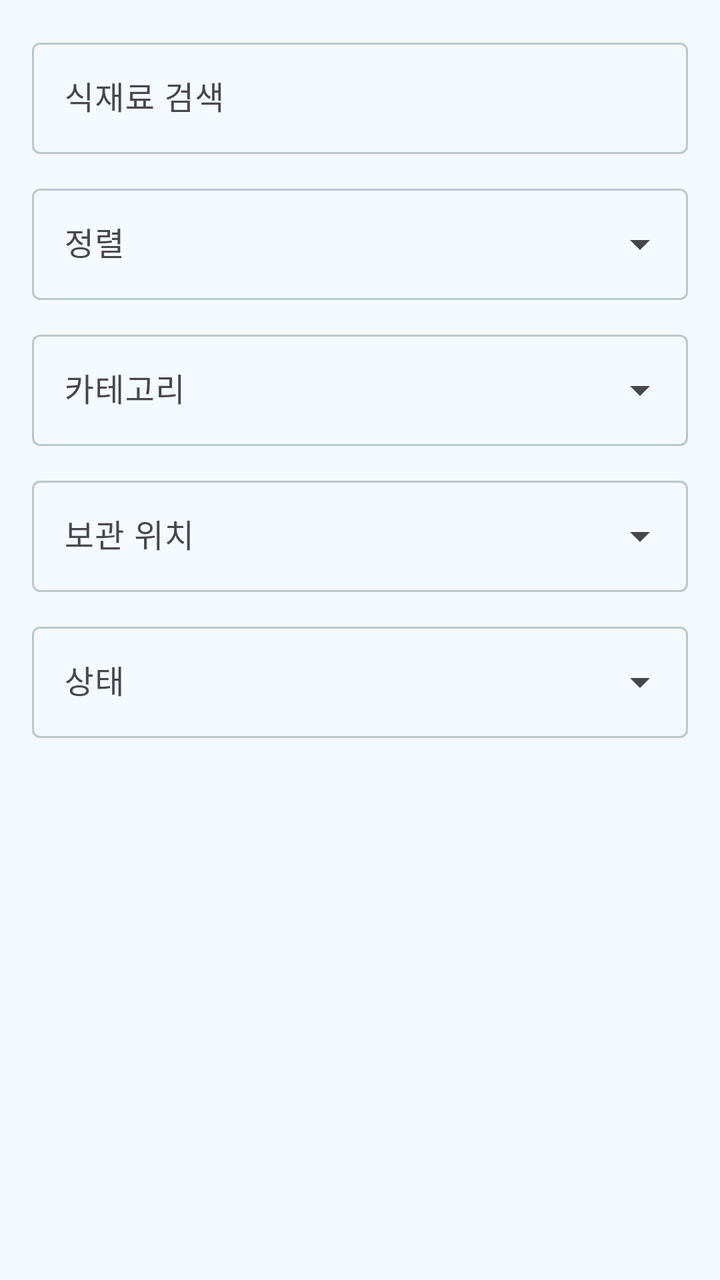
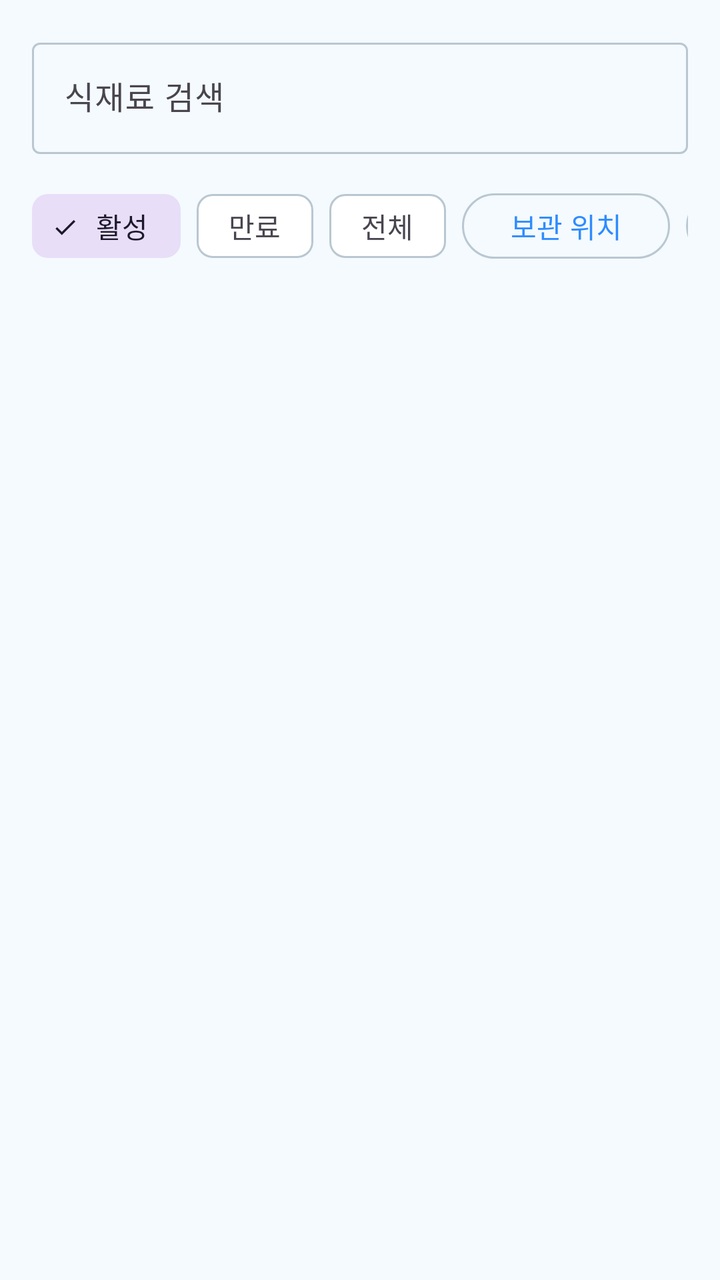

Two renders of the same Android screen: before a commit and after it. Below are the layout's source before the change and the commit's diff.
<!-- AndroidManifest.xml: application theme Theme.RefrigeratorReminder -->
<!-- res/layout/fragment_list.xml -->
<?xml version="1.0" encoding="utf-8"?>
<LinearLayout xmlns:android="http://schemas.android.com/apk/res/android"
    xmlns:app="http://schemas.android.com/apk/res-auto"
    android:layout_width="match_parent"
    android:layout_height="match_parent"
    android:background="@color/brand_background"
    android:orientation="vertical"
    android:padding="16dp">

    <com.google.android.material.textfield.TextInputLayout
        android:layout_width="match_parent"
        android:layout_height="wrap_content"
        android:hint="@string/label_search"
        app:placeholderText="@string/hint_search_items">

        <com.google.android.material.textfield.TextInputEditText
            android:id="@+id/edit_search"
            android:layout_width="match_parent"
            android:layout_height="wrap_content"
            android:imeOptions="actionDone"
            android:inputType="text" />
    </com.google.android.material.textfield.TextInputLayout>

    <com.google.android.material.textfield.TextInputLayout
        style="@style/Widget.Material3.TextInputLayout.OutlinedBox.ExposedDropdownMenu"
        android:layout_width="match_parent"
        android:layout_height="wrap_content"
        android:layout_marginTop="12dp"
        android:hint="@string/label_sort">

        <com.google.android.material.textfield.MaterialAutoCompleteTextView
            android:id="@+id/dropdown_sort"
            android:layout_width="match_parent"
            android:layout_height="wrap_content"
            android:inputType="none" />
    </com.google.android.material.textfield.TextInputLayout>

    <com.google.android.material.textfield.TextInputLayout
        style="@style/Widget.Material3.TextInputLayout.OutlinedBox.ExposedDropdownMenu"
        android:layout_width="match_parent"
        android:layout_height="wrap_content"
        android:layout_marginTop="12dp"
        android:hint="@string/label_category">

        <com.google.android.material.textfield.MaterialAutoCompleteTextView
            android:id="@+id/dropdown_category"
            android:layout_width="match_parent"
            android:layout_height="wrap_content"
            android:inputType="none" />
    </com.google.android.material.textfield.TextInputLayout>

    <com.google.android.material.textfield.TextInputLayout
        style="@style/Widget.Material3.TextInputLayout.OutlinedBox.ExposedDropdownMenu"
        android:layout_width="match_parent"
        android:layout_height="wrap_content"
        android:layout_marginTop="12dp"
        android:hint="@string/label_storage">

        <com.google.android.material.textfield.MaterialAutoCompleteTextView
            android:id="@+id/dropdown_storage"
            android:layout_width="match_parent"
            android:layout_height="wrap_content"
            android:inputType="none" />
    </com.google.android.material.textfield.TextInputLayout>

    <com.google.android.material.textfield.TextInputLayout
        style="@style/Widget.Material3.TextInputLayout.OutlinedBox.ExposedDropdownMenu"
        android:layout_width="match_parent"
        android:layout_height="wrap_content"
        android:layout_marginTop="12dp"
        android:hint="@string/label_status">

        <com.google.android.material.textfield.MaterialAutoCompleteTextView
            android:id="@+id/dropdown_status"
            android:layout_width="match_parent"
            android:layout_height="wrap_content"
            android:inputType="none" />
    </com.google.android.material.textfield.TextInputLayout>

    <FrameLayout
        android:layout_width="match_parent"
        android:layout_height="0dp"
        android:layout_marginTop="16dp"
        android:layout_weight="1">

        <androidx.recyclerview.widget.RecyclerView
            android:id="@+id/recycler_items"
            android:layout_width="match_parent"
            android:layout_height="match_parent"
            android:clipToPadding="false"
            android:paddingBottom="16dp" />

        <LinearLayout
            android:id="@+id/layout_empty_list"
            android:layout_width="match_parent"
            android:layout_height="match_parent"
            android:gravity="center"
            android:orientation="vertical"
            android:padding="24dp"
            android:visibility="gone">

            <TextView
                android:layout_width="wrap_content"
                android:layout_height="wrap_content"
                android:text="@string/list_empty_title"
                android:textAppearance="@style/TextAppearance.Material3.TitleMedium" />

            <TextView
                android:layout_width="wrap_content"
                android:layout_height="wrap_content"
                android:layout_marginTop="8dp"
                android:gravity="center"
                android:text="@string/list_empty_subtitle"
                android:textAppearance="@style/TextAppearance.Material3.BodyMedium" />
        </LinearLayout>
    </FrameLayout>

</LinearLayout>
<!-- resources referenced by this layout -->
<resources>
  <color name="brand_background">#F4FAFD</color>
  <string name="hint_search_items">이름으로 검색</string>
  <string name="label_category">카테고리</string>
  <string name="label_search">식재료 검색</string>
  <string name="label_sort">정렬</string>
  <string name="label_status">상태</string>
  <string name="label_storage">보관 위치</string>
  <string name="list_empty_subtitle">검색어나 필터를 조정해보세요.</string>
  <string name="list_empty_title">표시할 식재료가 없어요</string>
  <style name="Theme.RefrigeratorReminder" parent="Theme.Material3.DayNight.NoActionBar">
          <item name="colorPrimary">@color/brand_primary</item>
          <item name="colorOnPrimary">@color/brand_on_primary</item>
          <item name="colorPrimaryContainer">@color/brand_primary_container</item>
          <item name="colorOnPrimaryContainer">@color/brand_on_primary_container</item>
          <item name="colorSecondary">@color/brand_secondary</item>
          <item name="colorOnSurface">@color/brand_on_surface</item>
          <item name="colorOnBackground">@color/brand_on_background</item>
          <item name="colorSurface">@color/brand_surface</item>
          <item name="colorSurfaceVariant">@color/brand_surface_variant</item>
          <item name="colorOutline">@color/brand_outline</item>
          <item name="android:colorBackground">@color/brand_background</item>
          <item name="android:windowBackground">@color/brand_background</item>
          <item name="android:statusBarColor">@color/brand_primary</item>
          <item name="android:navigationBarColor">@color/brand_surface</item>
      </style>
  <color name="brand_primary">#2D8CFF</color>
  <color name="brand_on_primary">#FFFFFFFF</color>
  <color name="brand_primary_container">#DCEFFF</color>
  <color name="brand_on_primary_container">#143A66</color>
  <color name="brand_secondary">#3FBF8F</color>
  <color name="brand_on_surface">#20303A</color>
  <color name="brand_on_background">#20303A</color>
  <color name="brand_surface">#FFFFFFFF</color>
  <color name="brand_surface_variant">#EAF3FA</color>
  <color name="brand_outline">#B9C7D1</color>
</resources>

<!-- the commit's change to res/layout/fragment_list.xml (unified diff, before → after) -->
@@ -21,61 +21,84 @@
             android:inputType="text" />
     </com.google.android.material.textfield.TextInputLayout>
 
-    <com.google.android.material.textfield.TextInputLayout
-        style="@style/Widget.Material3.TextInputLayout.OutlinedBox.ExposedDropdownMenu"
+    <HorizontalScrollView
         android:layout_width="match_parent"
         android:layout_height="wrap_content"
         android:layout_marginTop="12dp"
-        android:hint="@string/label_sort">
+        android:clipToPadding="false"
+        android:scrollbars="none">
 
-        <com.google.android.material.textfield.MaterialAutoCompleteTextView
-            android:id="@+id/dropdown_sort"
-            android:layout_width="match_parent"
+        <LinearLayout
+            android:layout_width="wrap_content"
             android:layout_height="wrap_content"
-            android:inputType="none" />
-    </com.google.android.material.textfield.TextInputLayout>
+            android:gravity="center_vertical"
+            android:orientation="horizontal">
 
-    <com.google.android.material.textfield.TextInputLayout
-        style="@style/Widget.Material3.TextInputLayout.OutlinedBox.ExposedDropdownMenu"
-        android:layout_width="match_parent"
-        android:layout_height="wrap_content"
-        android:layout_marginTop="12dp"
-        android:hint="@string/label_category">
+            <com.google.android.material.chip.ChipGroup
+                android:id="@+id/group_status"
+                android:layout_width="wrap_content"
+                android:layout_height="wrap_content"
+                app:selectionRequired="true"
+                app:singleLine="true"
+                app:singleSelection="true">
 
-        <com.google.android.material.textfield.MaterialAutoCompleteTextView
-            android:id="@+id/dropdown_category"
-            android:layout_width="match_parent"
-            android:layout_height="wrap_content"
-            android:inputType="none" />
-    </com.google.android.material.textfield.TextInputLayout>
+                <com.google.android.material.chip.Chip
+                    android:id="@+id/chip_status_active"
+                    style="@style/Widget.Material3.Chip.Filter"
+                    android:layout_width="wrap_content"
+                    android:layout_height="wrap_content"
+                    android:checked="true"
+                    android:checkable="true"
+                    android:text="@string/status_filter_active" />
 
-    <com.google.android.material.textfield.TextInputLayout
-        style="@style/Widget.Material3.TextInputLayout.OutlinedBox.ExposedDropdownMenu"
-        android:layout_width="match_parent"
-        android:layout_height="wrap_content"
-        android:layout_marginTop="12dp"
-        android:hint="@string/label_storage">
+                <com.google.android.material.chip.Chip
+                    android:id="@+id/chip_status_expired"
+                    style="@style/Widget.Material3.Chip.Filter"
+                    android:layout_width="wrap_content"
+                    android:layout_height="wrap_content"
+                    android:checkable="true"
+                    android:text="@string/status_filter_expired" />
 
-        <com.google.android.material.textfield.MaterialAutoCompleteTextView
-            android:id="@+id/dropdown_storage"
-            android:layout_width="match_parent"
-            android:layout_height="wrap_content"
-            android:inputType="none" />
-    </com.google.android.material.textfield.TextInputLayout>
+                <com.google.android.material.chip.Chip
+                    android:id="@+id/chip_status_all"
+                    style="@style/Widget.Material3.Chip.Filter"
+                    android:layout_width="wrap_content"
+                    android:layout_height="wrap_content"
+                    android:checkable="true"
+                    android:text="@string/status_filter_all" />
+            </com.google.android.material.chip.ChipGroup>
 
-    <com.google.android.material.textfield.TextInputLayout
-        style="@style/Widget.Material3.TextInputLayout.OutlinedBox.ExposedDropdownMenu"
-        android:layout_width="match_parent"
-        android:layout_height="wrap_content"
-        android:layout_marginTop="12dp"
-        android:hint="@string/label_status">
+            <com.google.android.material.button.MaterialButton
+                android:id="@+id/button_storage_filter"
+                style="@style/Widget.Material3.Button.OutlinedButton"
+                android:layout_width="wrap_content"
+                android:layout_height="wrap_content"
+                android:layout_marginStart="8dp"
+                android:minHeight="40dp"
+                android:text="@string/label_storage"
+                android:textAllCaps="false" />
 
-        <com.google.android.material.textfield.MaterialAutoCompleteTextView
-            android:id="@+id/dropdown_status"
-            android:layout_width="match_parent"
-            android:layout_height="wrap_content"
-            android:inputType="none" />
-    </com.google.android.material.textfield.TextInputLayout>
+            <com.google.android.material.button.MaterialButton
+                android:id="@+id/button_category_filter"
+                style="@style/Widget.Material3.Button.OutlinedButton"
+                android:layout_width="wrap_content"
+                android:layout_height="wrap_content"
+                android:layout_marginStart="8dp"
+                android:minHeight="40dp"
+                android:text="@string/label_category"
+                android:textAllCaps="false" />
+
+            <com.google.android.material.button.MaterialButton
+                android:id="@+id/button_reset_filters"
+                style="@style/Widget.Material3.Button.TextButton"
+                android:layout_width="wrap_content"
+                android:layout_height="wrap_content"
+                android:layout_marginStart="4dp"
+                android:text="@string/button_reset_filters"
+                android:textAllCaps="false"
+                android:visibility="gone" />
+        </LinearLayout>
+    </HorizontalScrollView>
 
     <FrameLayout
         android:layout_width="match_parent"
<!-- resource entries referenced after the edit -->
@@ -1,14 +1,16 @@
 <!-- resources referenced by this layout -->
 <resources>
   <color name="brand_background">#F4FAFD</color>
+  <string name="button_reset_filters">초기화</string>
   <string name="hint_search_items">이름으로 검색</string>
   <string name="label_category">카테고리</string>
   <string name="label_search">식재료 검색</string>
-  <string name="label_sort">정렬</string>
-  <string name="label_status">상태</string>
   <string name="label_storage">보관 위치</string>
   <string name="list_empty_subtitle">검색어나 필터를 조정해보세요.</string>
   <string name="list_empty_title">표시할 식재료가 없어요</string>
+  <string name="status_filter_active">활성</string>
+  <string name="status_filter_all">전체</string>
+  <string name="status_filter_expired">만료</string>
   <style name="Theme.RefrigeratorReminder" parent="Theme.Material3.DayNight.NoActionBar">
           <item name="colorPrimary">@color/brand_primary</item>
           <item name="colorOnPrimary">@color/brand_on_primary</item>
